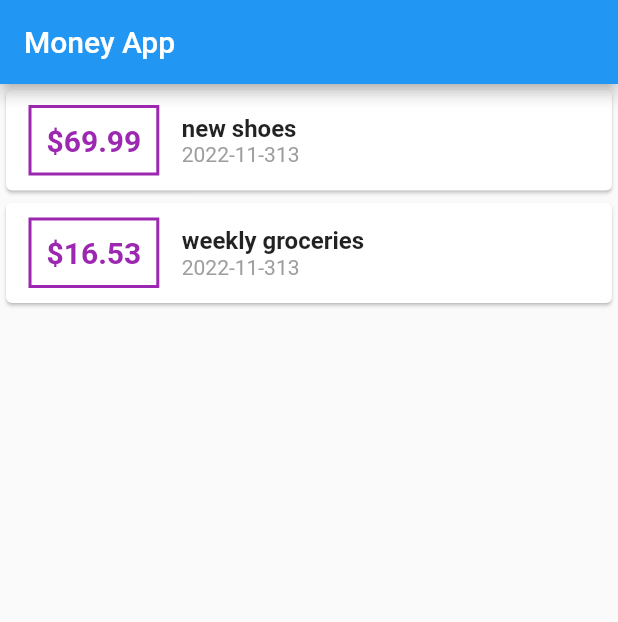
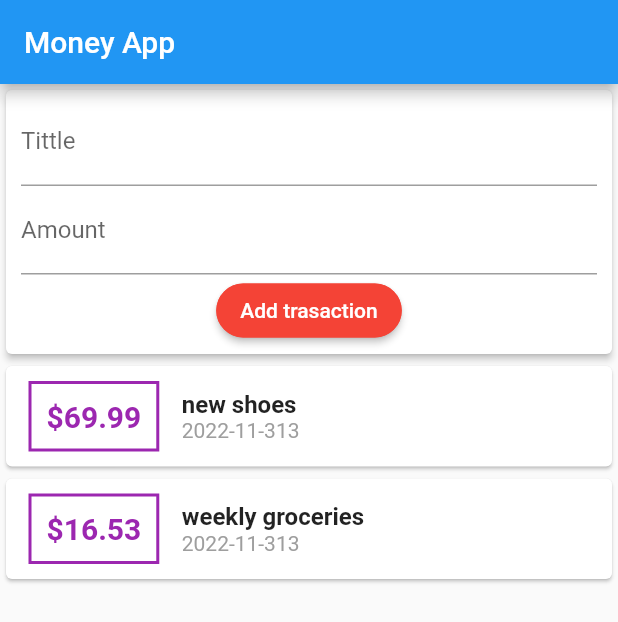
Before and after one commit to MatheoNieto/personal_expenses-, a Flutter app: the screen it shows after launch, on a phone screen of 412 x 824 dp. Shown: the top 622 px of the screen. Run offline on Flutter 3.47's test engine with Material 2 defaults, Android fonts, the phone set to English and light mode, and no system bars.

Commit message:
splitting widgets

```diff
--- a/lib/main.dart
+++ b/lib/main.dart
@@ -1,5 +1,9 @@
 import 'package:flutter/material.dart';
 import 'widgets/Trasaction_list.dart';
+import 'widgets/CreateTransaction.dart';
+
+
+
 void main() => runApp(MyApp());
 
 class MyApp extends StatelessWidget {
@@ -20,8 +24,11 @@ class MyHomePage extends StatelessWidget {
       appBar: AppBar(
         title: Text('Money App'),
       ),
-      body: Container(
-        child: TransactionList(),
+      body: Column(
+        children: [
+          CreateTransaction(),
+          TransactionList()
+        ],
       ),
     );
   }
--- /dev/null
+++ b/lib/widgets/CreateTransaction.dart
@@ -0,0 +1,35 @@
+import 'package:flutter/material.dart';
+
+class CreateTransaction extends StatelessWidget {
+
+  final titleController = TextEditingController();
+  final amounController = TextEditingController();
+
+  @override
+  Widget build(BuildContext context){
+    return Card(
+      elevation: 2,
+      child: Padding(
+        padding: EdgeInsets.symmetric(horizontal: 10, vertical: 5),
+        child: Column(
+          children: [
+            TextField(decoration: InputDecoration(labelText: 'Tittle'), controller: titleController,),
+            TextField(decoration: InputDecoration(labelText: 'Amount'), controller: amounController,),
+            ElevatedButton(
+              style: ButtonStyle(
+                backgroundColor: MaterialStateProperty.all( Colors.red),
+                  shape: MaterialStateProperty.all(
+                    RoundedRectangleBorder(
+                  borderRadius: BorderRadius.circular(18.0),
+                  side: BorderSide(color: Colors.red)
+                ))
+              ),
+              child: Text('Add trasaction', style: TextStyle(color: Colors.white),), onPressed: (){
+            },)
+          ],
+        ),
+      ),
+    );
+
+  }
+}
--- /dev/null
+++ b/lib/widgets/Transaction.dart
@@ -0,0 +1,51 @@
+import 'package:flutter/material.dart';
+import 'package:intl/intl.dart';
+
+class TransactionInfo extends StatelessWidget {
+  double amount;
+  DateTime date;
+  String title;
+
+  TransactionInfo(this.amount, this.date, this.title);
+
+
+  @override
+  Widget build (BuildContext context){
+    return Card(
+      child: Row(
+        children: [
+          Container(
+            margin: const EdgeInsets.symmetric(vertical: 10, horizontal: 15),
+            decoration: BoxDecoration(
+                border: Border.all(
+                    color: Colors.purple,
+                    width: 2
+                )
+            ),
+            padding: const EdgeInsets.all(10),
+            child: Text('\$${amount}',
+              style: const TextStyle(
+                  fontWeight: FontWeight.bold,
+                  fontSize: 20,
+                  color: Colors.purple
+              ),
+            ),
+          ),
+          Column(
+            mainAxisAlignment: MainAxisAlignment.center,
+            crossAxisAlignment: CrossAxisAlignment.start,
+            children: [
+              Text(title, style: TextStyle(
+                  fontSize: 16,
+                  fontWeight: FontWeight.bold
+              ),),
+              Text( DateFormat('yyyy-MM-DD').format(date), style: TextStyle(color: Colors.grey),),
+            ],
+          )
+
+        ],
+      ),
+    );
+  }
+
+}
--- a/lib/widgets/Trasaction_list.dart
+++ b/lib/widgets/Trasaction_list.dart
@@ -1,7 +1,7 @@
 import 'package:flutter/cupertino.dart';
 import 'package:flutter/material.dart';
 import '../models/transaction.dart';
-import 'package:intl/intl.dart';
+import './Transaction.dart';
 
 class TransactionList extends StatefulWidget{
   @override
@@ -19,41 +19,7 @@ class _TransactionListState extends State<TransactionList>{
   Widget build(BuildContext context){
     return Column(
       children: _userTransactions.map((transaction){
-        return Card(
-          child: Row(
-            children: [
-              Container(
-                margin: const EdgeInsets.symmetric(vertical: 10, horizontal: 15),
-                decoration: BoxDecoration(
-                  border: Border.all(
-                    color: Colors.purple,
-                    width: 2
-                  )
-                ),
-                padding: const EdgeInsets.all(10),
-                child: Text('\$${transaction.amount}',
-                  style: const TextStyle(
-                    fontWeight: FontWeight.bold,
-                    fontSize: 20,
-                    color: Colors.purple
-                  ),
-                ),
-              ),
-              Column(
-                mainAxisAlignment: MainAxisAlignment.center,
-                crossAxisAlignment: CrossAxisAlignment.start,
-                children: [
-                  Text(transaction.title, style: TextStyle(
-                    fontSize: 16,
-                    fontWeight: FontWeight.bold
-                  ),),
-                  Text( DateFormat('yyyy-MM-DD').format(transaction.date), style: TextStyle(color: Colors.grey),),
-                ],
-              )
-
-            ],
-          ),
-        );
+        return TransactionInfo(transaction.amount, transaction.date, transaction.title);
       }).toList()
     );
   }
```
